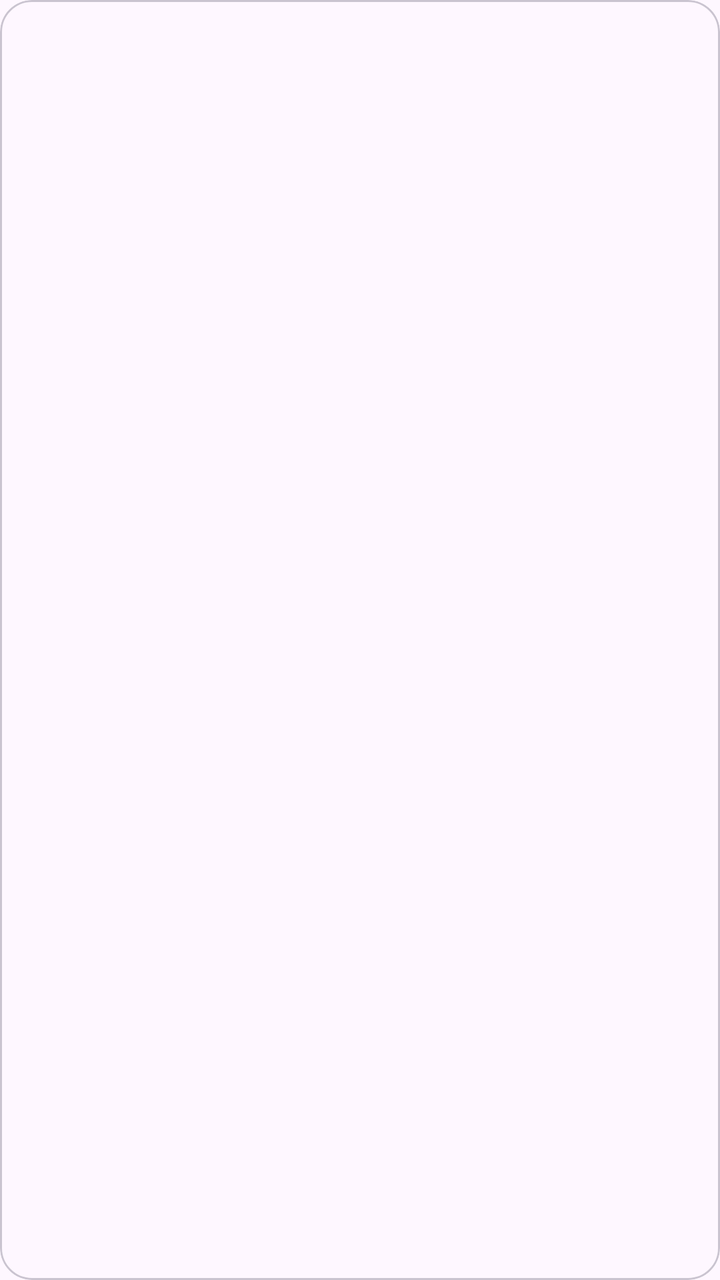
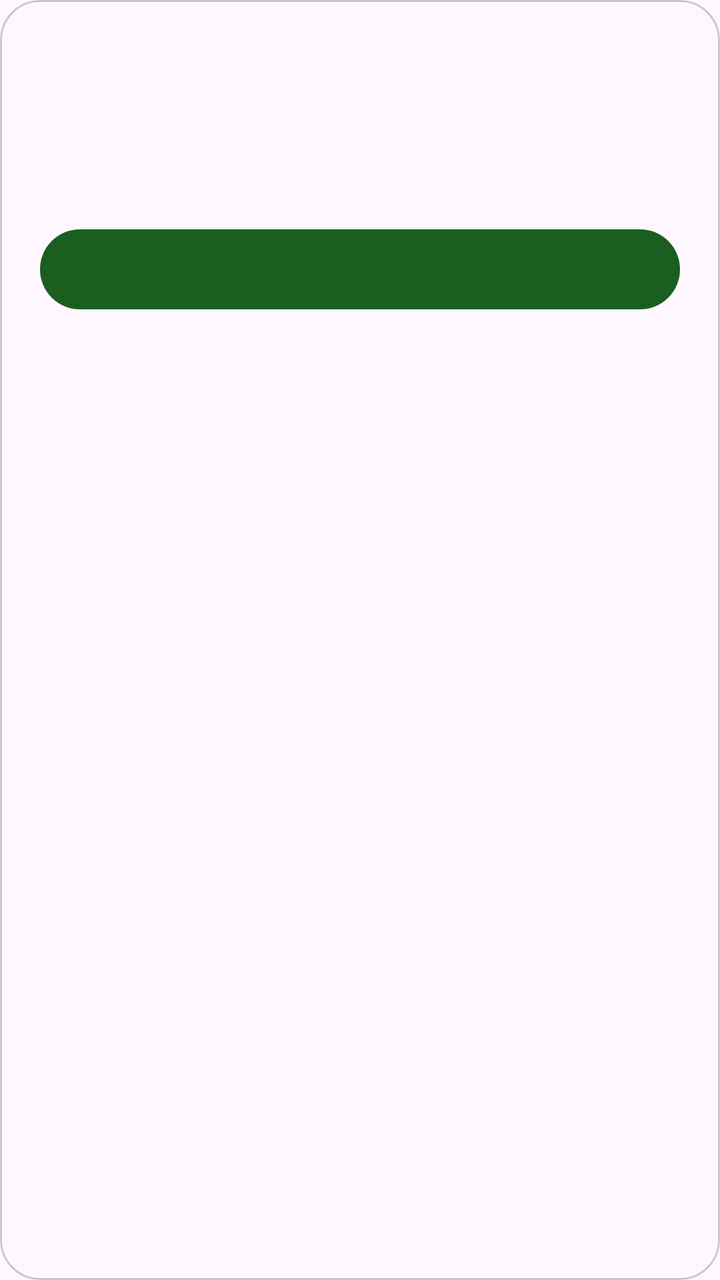

Before-and-after screenshots of an Android layout around one commit, followed by the original layout XML and the change that was made.
<!-- AndroidManifest.xml: another module's application theme Theme.DevLib -->
<!-- res/layout/item_demo_entry.xml -->
<com.google.android.material.card.MaterialCardView xmlns:android="http://schemas.android.com/apk/res/android" xmlns:app="http://schemas.android.com/apk/res-auto" android:layout_width="match_parent" android:layout_height="wrap_content" android:layout_marginBottom="12dp" android:clickable="true" android:focusable="true" android:foreground="?attr/selectableItemBackground" app:cardCornerRadius="16dp" app:cardElevation="0dp" app:strokeWidth="1dp" app:strokeColor="?attr/colorOutlineVariant"><LinearLayout android:layout_width="match_parent" android:layout_height="wrap_content" android:orientation="vertical" android:padding="20dp"><TextView android:id="@+id/title" android:layout_width="match_parent" android:layout_height="wrap_content" android:textAppearance="?attr/textAppearanceTitleMedium"/><TextView android:id="@+id/meta" style="@style/Demo.Label" android:textAppearance="?attr/textAppearanceLabelSmall"/><TextView android:id="@+id/description" style="@style/Demo.Label"/></LinearLayout></com.google.android.material.card.MaterialCardView>
<!-- resources referenced by this layout -->
<resources>
  <style name="Demo.Label" parent="">
          <item name="android:layout_width">match_parent</item>
          <item name="android:layout_height">wrap_content</item>
          <item name="android:textAppearance">?attr/textAppearanceBodyMedium</item>
          <item name="android:layout_marginTop">12dp</item>
          <item name="android:layout_marginBottom">8dp</item>
      </style>
  <style name="Theme.DevLib" parent="Theme.Material3.DayNight.NoActionBar">
          <item name="colorPrimary">@color/primary</item>
          <item name="colorOnPrimary">@color/on_primary</item>
          <item name="android:statusBarColor">@android:color/transparent</item>
          <item name="android:navigationBarColor">@android:color/transparent</item>
          <item name="android:windowLightStatusBar">true</item>
          <item name="android:windowLightNavigationBar">true</item>
          <item name="android:enforceNavigationBarContrast">false</item>
      </style>
  <color name="primary">#1B5E20</color>
  <color name="on_primary">#FFFFFF</color>
</resources>

<!-- the commit's change to res/layout/item_demo_entry.xml (unified diff, before → after) -->
@@ -1 +1,9 @@
-<com.google.android.material.card.MaterialCardView xmlns:android="http://schemas.android.com/apk/res/android" xmlns:app="http://schemas.android.com/apk/res-auto" android:layout_width="match_parent" android:layout_height="wrap_content" android:layout_marginBottom="12dp" android:clickable="true" android:focusable="true" android:foreground="?attr/selectableItemBackground" app:cardCornerRadius="16dp" app:cardElevation="0dp" app:strokeWidth="1dp" app:strokeColor="?attr/colorOutlineVariant"><LinearLayout android:layout_width="match_parent" android:layout_height="wrap_content" android:orientation="vertical" android:padding="20dp"><TextView android:id="@+id/title" android:layout_width="match_parent" android:layout_height="wrap_content" android:textAppearance="?attr/textAppearanceTitleMedium"/><TextView android:id="@+id/meta" style="@style/Demo.Label" android:textAppearance="?attr/textAppearanceLabelSmall"/><TextView android:id="@+id/description" style="@style/Demo.Label"/></LinearLayout></com.google.android.material.card.MaterialCardView>
+<com.google.android.material.card.MaterialCardView xmlns:android="http://schemas.android.com/apk/res/android" xmlns:app="http://schemas.android.com/apk/res-auto" android:layout_width="match_parent" android:layout_height="wrap_content" android:layout_marginBottom="12dp" app:cardCornerRadius="20dp" app:cardElevation="0dp" app:strokeWidth="1dp" app:strokeColor="?attr/colorOutlineVariant">
+<LinearLayout android:layout_width="match_parent" android:layout_height="wrap_content" android:orientation="vertical" android:padding="20dp">
+<TextView android:id="@+id/meta" android:layout_width="match_parent" android:layout_height="wrap_content" android:textAppearance="?attr/textAppearanceLabelMedium" android:textColor="?attr/colorPrimary" />
+<TextView android:id="@+id/title" android:layout_width="match_parent" android:layout_height="wrap_content" android:layout_marginTop="6dp" android:textAppearance="?attr/textAppearanceTitleLarge" />
+<TextView android:id="@+id/description" style="@style/Demo.Label" />
+<com.google.android.material.button.MaterialButton android:id="@+id/primary" android:layout_width="match_parent" android:layout_height="wrap_content" />
+<com.google.android.material.button.MaterialButton android:id="@+id/secondary" style="@style/Widget.Material3.Button.TextButton" android:layout_width="match_parent" android:layout_height="wrap_content" />
+<com.google.android.material.button.MaterialButton android:id="@+id/select" style="@style/Widget.Material3.Button.TextButton" android:layout_width="match_parent" android:layout_height="wrap_content" android:text="@string/workbench_select" android:visibility="gone" />
+</LinearLayout></com.google.android.material.card.MaterialCardView>
<!-- resource entries referenced after the edit -->
@@ -1,5 +1,6 @@
 <!-- resources referenced by this layout -->
 <resources>
+  <string name="workbench_select">加入批量选择</string>
   <style name="Demo.Label" parent="">
           <item name="android:layout_width">match_parent</item>
           <item name="android:layout_height">wrap_content</item>
